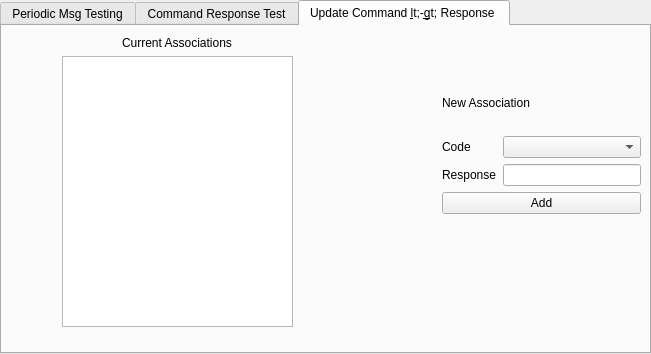
Qt form serialResponseGui.ui (Joeseidon/Comm-Responder) before a commit.
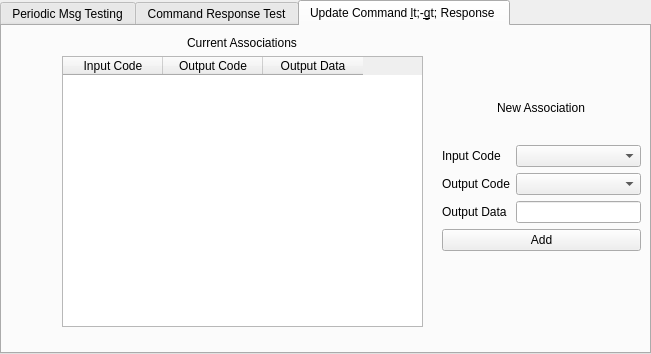
The same form after that commit. The open tabs and pages were chosen to show the change.

Patch:
```diff
--- a/serialResponseGui.ui
+++ b/serialResponseGui.ui
@@ -248,11 +248,11 @@
       <x>440</x>
       <y>50</y>
       <width>199</width>
-      <height>138</height>
+      <height>175</height>
      </rect>
     </property>
     <layout class="QVBoxLayout" name="verticalLayout">
-     <item>
+     <item alignment="Qt::AlignHCenter">
       <widget class="QLabel" name="label_6">
        <property name="text">
         <string>New Association</string>
@@ -261,26 +261,36 @@
      </item>
      <item>
       <layout class="QGridLayout" name="gridLayout_2">
-       <item row="1" column="1">
+       <item row="2" column="1">
         <widget class="QLineEdit" name="lineEdit"/>
        </item>
        <item row="0" column="0">
         <widget class="QLabel" name="label_4">
          <property name="text">
-          <string>Code</string>
+          <string>Input Code</string>
          </property>
         </widget>
        </item>
-       <item row="1" column="0">
+       <item row="2" column="0">
         <widget class="QLabel" name="label_5">
          <property name="text">
-          <string>Response</string>
+          <string>Output Data</string>
          </property>
         </widget>
        </item>
        <item row="0" column="1">
         <widget class="QComboBox" name="comboBox_4"/>
        </item>
+       <item row="1" column="0">
+        <widget class="QLabel" name="label_8">
+         <property name="text">
+          <string>Output Code</string>
+         </property>
+        </widget>
+       </item>
+       <item row="1" column="1">
+        <widget class="QComboBox" name="comboBox_5"/>
+       </item>
       </layout>
      </item>
      <item>
@@ -297,7 +307,7 @@
      <rect>
       <x>60</x>
       <y>10</y>
-      <width>231</width>
+      <width>361</width>
       <height>291</height>
      </rect>
     </property>
@@ -310,7 +320,23 @@
       </widget>
      </item>
      <item>
-      <widget class="QTableWidget" name="tableWidget_2"/>
+      <widget class="QTableWidget" name="tableWidget_2">
+       <column>
+        <property name="text">
+         <string>Input Code</string>
+        </property>
+       </column>
+       <column>
+        <property name="text">
+         <string>Output Code</string>
+        </property>
+       </column>
+       <column>
+        <property name="text">
+         <string>Output Data</string>
+        </property>
+       </column>
+      </widget>
      </item>
     </layout>
    </widget>
```
Left out of the diff: 4 changed lines with no effect on the pictures.
